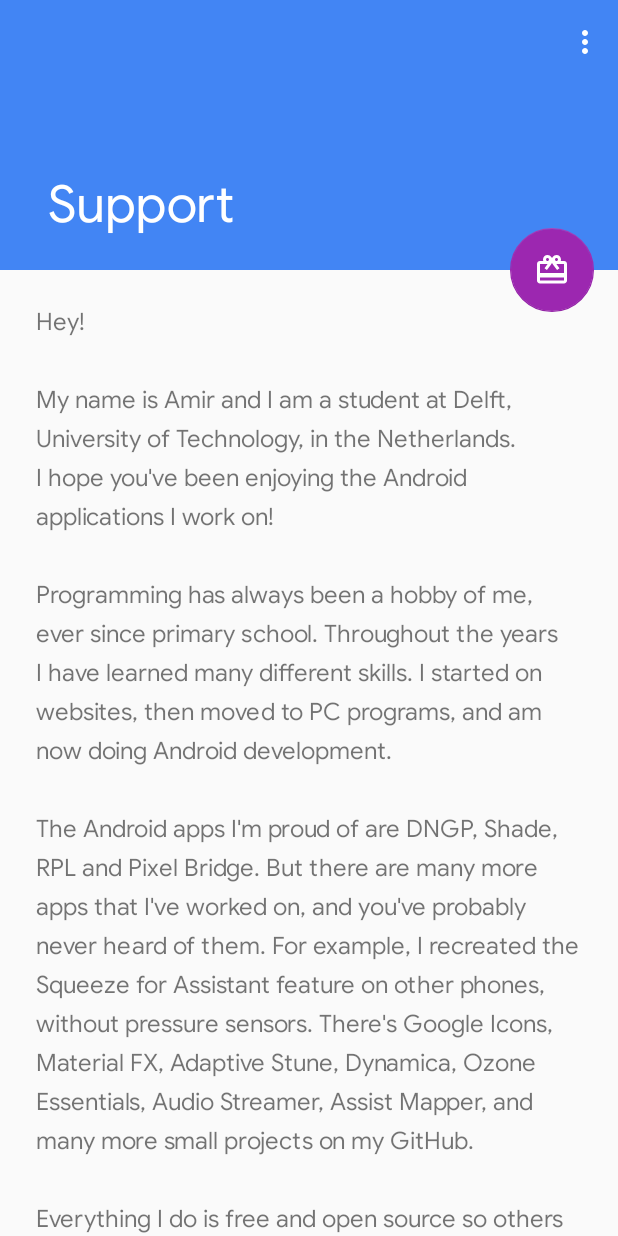
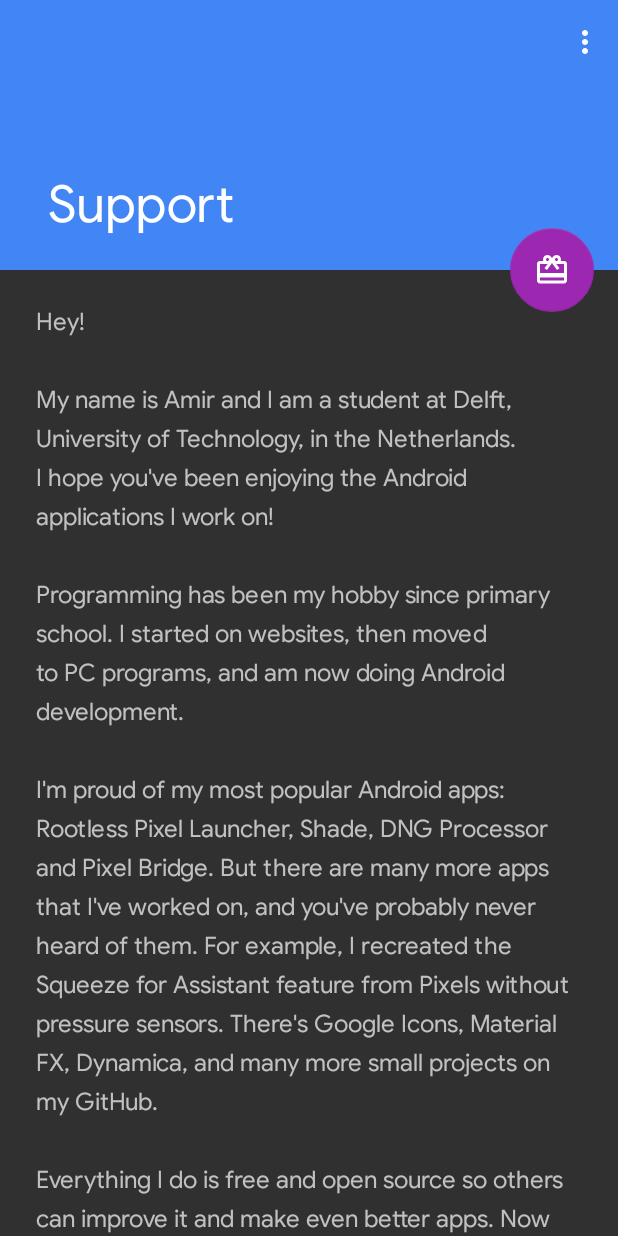
Before and after one commit to amirzaidi/Donation, an Android app: the screen it shows after launch (DonationActivity), on a phone screen of 412 x 824 dp. Run offline under Robolectric (Android 15) with nearby library versions, the phone set to English and light mode, and no system bars; libraries missing offline, so code that uses them is left out: com.android.billingclient; 2 statements that could not run were skipped.

Commit message:
Make dark theme compatible with older phones

```diff
--- a/app/src/main/AndroidManifest.xml
+++ b/app/src/main/AndroidManifest.xml
@@ -3,6 +3,7 @@
     package="amirz.donation">
 
     <application
+        android:name=".DonationApplication"
         android:allowBackup="true"
         android:icon="@mipmap/ic_launcher"
         android:label="@string/app_name"
--- a/app/src/main/java/amirz/donation/BillingHandler.java
+++ b/app/src/main/java/amirz/donation/BillingHandler.java
@@ -122,10 +122,12 @@
 
         @Override
         public void onSkuDetailsResponse(BillingResult billingResult, List<SkuDetails> list) {
-            Log.w(TAG, "onSkuDetailsResponse " + billingResult.getDebugMessage()
-                    + " " + list.size());
+            Log.w(TAG, "onSkuDetailsResponse " + billingResult.getDebugMessage());
 
             mSkus.clear();
+            if (list == null) {
+                return;
+            }
             for (SkuDetails sku : list) {
                 mSkus.put(sku.getSku(), sku);
             }
--- /dev/null
+++ b/app/src/main/java/amirz/donation/DonationApplication.java
@@ -0,0 +1,22 @@
+package amirz.donation;
+
+import android.app.Application;
+import android.content.Context;
+import android.content.res.Configuration;
+import android.content.res.Resources;
+
+import androidx.appcompat.app.AppCompatDelegate;
+
+public class DonationApplication extends Application {
+    @Override
+    protected void attachBaseContext(Context base) {
+        Resources res = base.getResources();
+
+        AppCompatDelegate.setDefaultNightMode(AppCompatDelegate.MODE_NIGHT_YES);
+
+        Configuration config = new Configuration(res.getConfiguration());
+        config.uiMode = Configuration.UI_MODE_NIGHT_YES;
+
+        super.attachBaseContext(base.createConfigurationContext(config));
+    }
+}
--- a/app/src/main/res/values/strings.xml
+++ b/app/src/main/res/values/strings.xml
@@ -6,20 +6,18 @@
         "\n\nMy name is Amir and I am a student at Delft, University of Technology, in the Netherlands."
         "I hope you've been enjoying the Android applications I work on!"
 
-        "\n\nProgramming has always been a hobby of me, ever since primary school."
-        "Throughout the years I have learned many different skills."
+        "\n\nProgramming has been my hobby since primary school."
         "I started on websites, then moved to PC programs, and am now doing Android development."
 
-        "\n\nThe Android apps I'm proud of are DNGP, Shade, RPL and Pixel Bridge."
+        "\n\nI'm proud of my most popular Android apps: Rootless Pixel Launcher, Shade, DNG Processor and Pixel Bridge."
         "But there are many more apps that I've worked on, and you've probably never heard of them."
-        "For example, I recreated the Squeeze for Assistant feature on other phones, without pressure sensors."
-        "There's Google Icons, Material FX, Adaptive Stune, Dynamica, Ozone Essentials, Audio Streamer, Assist Mapper, and many more small projects on my GitHub."
+        "For example, I recreated the Squeeze for Assistant feature from Pixels without pressure sensors."
+        "There's Google Icons, Material FX, Dynamica, and many more small projects on my GitHub."
 
         "\n\nEverything I do is free and open source so others can improve it and make even better apps."
         "Now I, as everyone else, have only a limited amount of time."
-        "Still, I feel like there isn't enough open source development and want to push other developers to adopt the model too."
         "You can support me and my journey by buying 'A Feeling of Pride and Accomplishment' with the orange button above."
-        "When you have bought it you will unlock a banner in the app that thanks you for the purchase."
+        "Buying it will unlock a banner in the app that thanks you for the purchase."
         "Every purchase will be remembered, and put to use for updates and new applications in the future."
 
         "\n\nIf you wish to contact me, it is easy to reach me outside of school hours."
```
